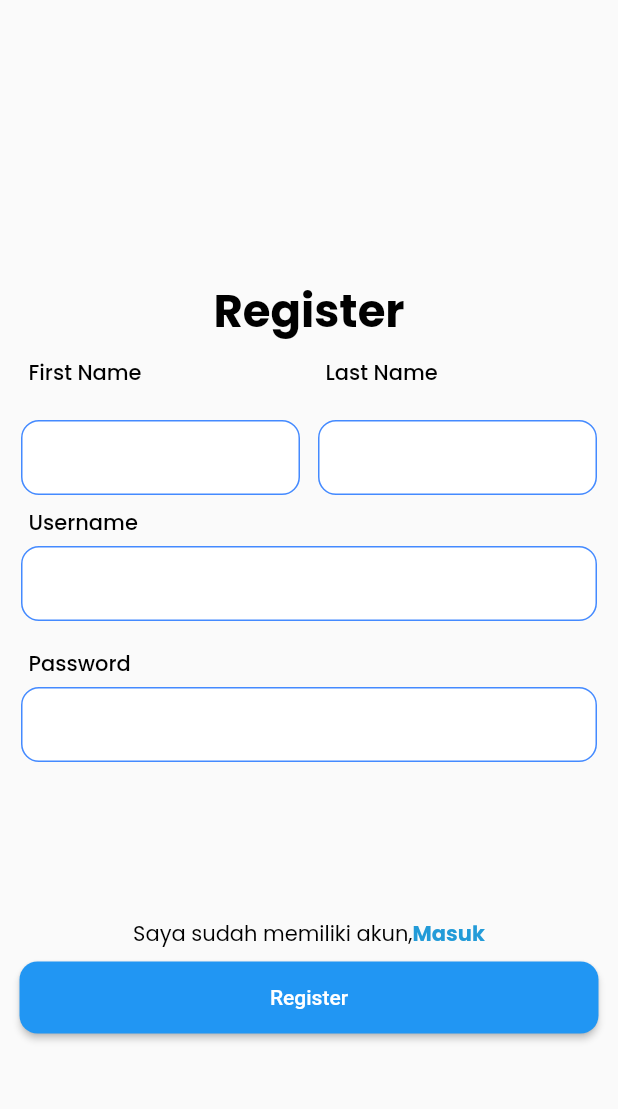
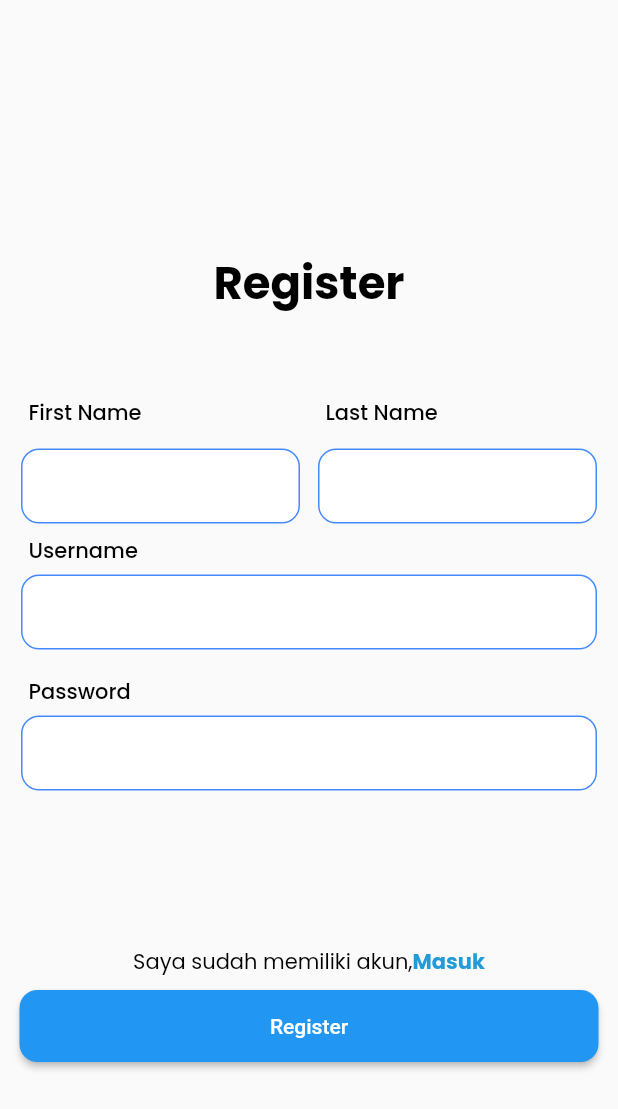
Before and after one commit to MajuSetiaJadiSiregar/idemart, a Flutter app: the screen it shows after launch, on a phone screen of 412 x 824 dp. Shown: the top 1109 px of the screen. Run offline on Flutter 3.47's test engine with Material 2 defaults, Android fonts, the phone set to English and light mode, and no system bars; our stand-ins replace flutter_svg.

Commit message:
add-model-register

```diff
--- /dev/null
+++ b/lib/model/model.dart
@@ -0,0 +1 @@
+part 'user_model.dart';
--- a/lib/screen/register_screen.dart
+++ b/lib/screen/register_screen.dart
@@ -34,7 +34,7 @@ class RegisterScreen extends StatelessWidget {
                       ),
                     ),
                     Container(
-                      margin: const EdgeInsets.symmetric(vertical: 8),
+                      margin: const EdgeInsets.only(top: 54),
                       child: Row(
                         children: [
                           Expanded(
```
Also changed, not shown: lib/model/user_model.dart (added, +12 -0 lines).
